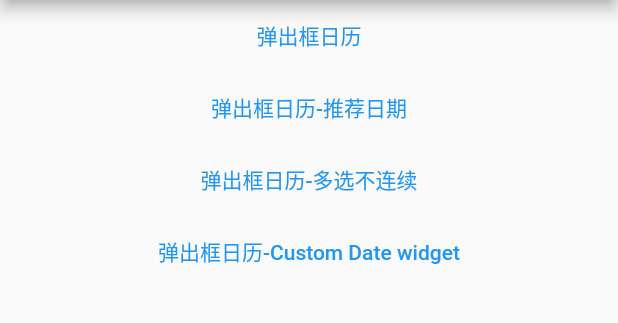
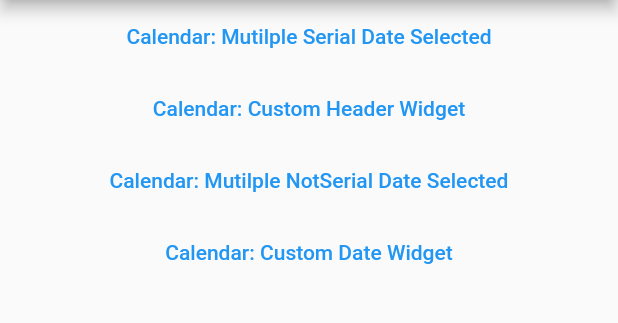
Before and after one commit to zeqinjie/tw_calendar, a Flutter app: the screen it shows after launch, on a phone screen of 412 x 824 dp, the part 84-407 px from its top. Run offline on Flutter 3.47's test engine with Material 2 defaults, Android fonts, the phone set to English and light mode, and no system bars; our stand-ins replace flutter_screenutil.

Commit message:
feat: update readme

```diff
--- a/example/lib/main.dart
+++ b/example/lib/main.dart
@@ -1,7 +1,7 @@
 /*
  * @Author: zhengzeqin
  * @Date: 2022-07-24 16:01:25
- * @LastEditTime: 2022-10-04 13:08:23
+ * @LastEditTime: 2022-10-04 13:43:03
  * @Description: 日历组件
  */
 
@@ -154,25 +154,25 @@ class _HomePageState extends State<_HomePage> {
       child: Column(
         children: <Widget>[
           TextButton(
-            child: const Text('弹出框日历'),
+            child: const Text('Calendar: Mutilple Serial Date Selected'),
             onPressed: () {
               _showNavigateDailog(context);
             },
           ),
           TextButton(
-            child: const Text('弹出框日历-推荐日期'),
+            child: const Text('Calendar: Custom Header Widget'),
             onPressed: () {
               _showNavigateRecommendDailog(context);
             },
           ),
           TextButton(
-            child: const Text('弹出框日历-多选不连续'),
+            child: const Text('Calendar: Mutilple NotSerial Date Selected'),
             onPressed: () {
               _showNavigateMutilpleDailog(context);
             },
           ),
           TextButton(
-            child: const Text('弹出框日历-Custom Date widget'),
+            child: const Text('Calendar: Custom Date Widget'),
             onPressed: () {
               _showNavigateCustomDateDailog(context);
             },
@@ -328,7 +328,7 @@ class TWCalendarMutilpleViewState extends State<TWCalendarMutilpleView> {
         alignment: Alignment.center,
         height: 55.w,
         child: Text(
-          'Calendar Mutilple Widget',
+          'Mutilple Not Serial Date Widget',
           style: TextStyle(
             color: Colors.blue,
             fontSize: 18.w,
@@ -432,6 +432,12 @@ class TWCalendarCustomDateWidgetViewState
                           borderRadius: BorderRadius.circular(5),
                         ),
                       )
+                    else
+                      Icon(
+                        Icons.favorite,
+                        color: (isSelected ? Colors.pink : Colors.black),
+                        size: 10.0,
+                      )
                   ],
                 ),
               ),
```
Also changed, not shown: assets/1.gif, 1 other file.
